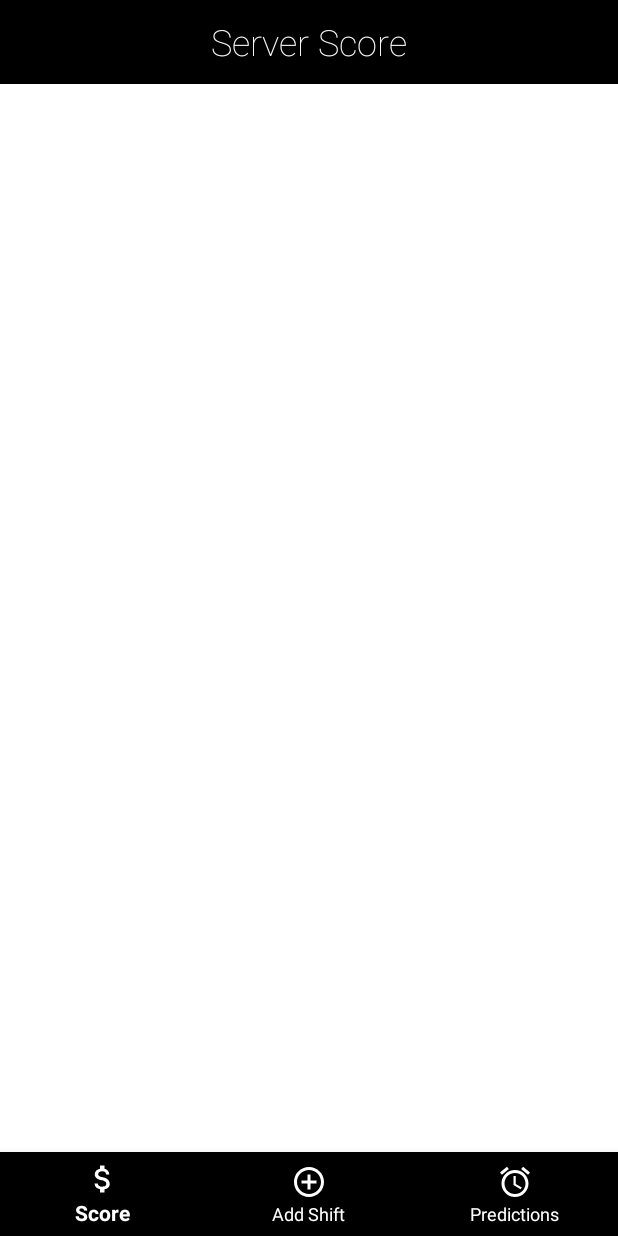
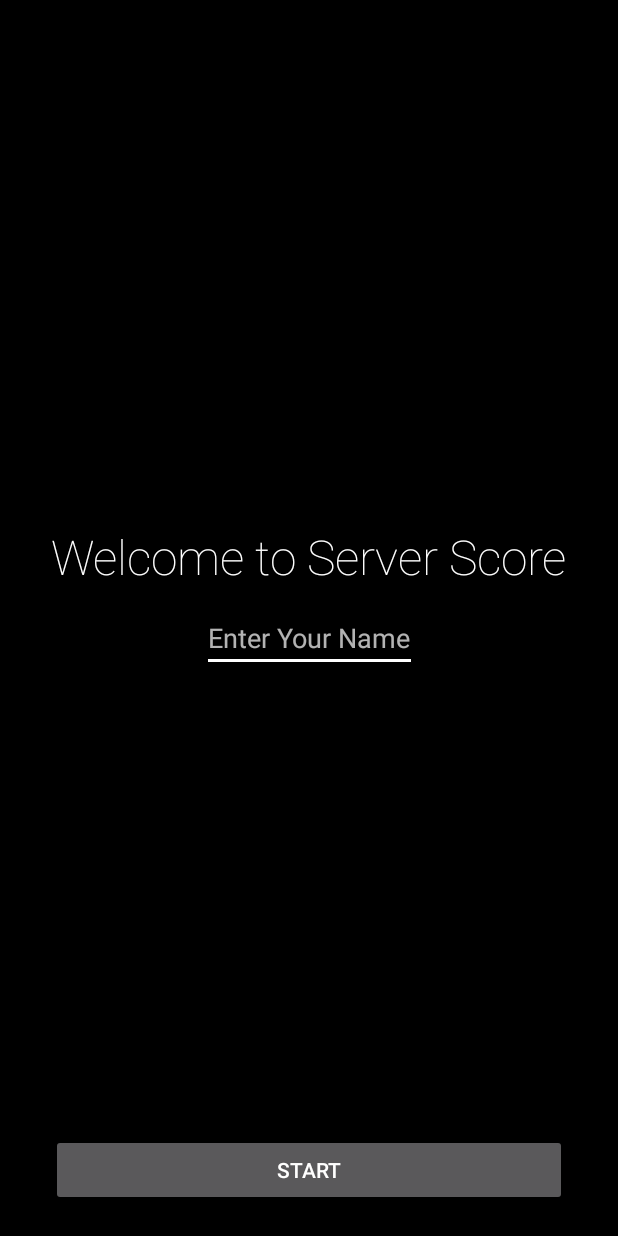
Before and after one commit to ZacBuresh/ServerScore, an Android app: the screen it shows after launch (MainActivity), on a phone screen of 412 x 824 dp. Run offline under Robolectric (Android 15) with nearby library versions, the phone set to English and light mode, and no system bars.

Commit message:
Added the home screen. Navigation is now functional.

```diff
--- a/app/build.gradle
+++ b/app/build.gradle
@@ -24,7 +24,7 @@ android {
 
 dependencies {
     implementation fileTree(dir: 'libs', include: ['*.jar'])
-    implementation"org.jetbrains.kotlin:kotlin-stdlib-jdk7:$kotlin_version"
+    implementation "org.jetbrains.kotlin:kotlin-stdlib-jdk7:$kotlin_version"
     implementation 'androidx.appcompat:appcompat:1.1.0'
     implementation 'androidx.core:core-ktx:1.2.0'
     implementation 'androidx.constraintlayout:constraintlayout:1.1.3'
--- a/app/src/main/AndroidManifest.xml
+++ b/app/src/main/AndroidManifest.xml
@@ -9,6 +9,9 @@
         android:roundIcon="@mipmap/ic_launcher_round"
         android:supportsRtl="true"
         android:theme="@style/AppTheme">
+        <activity android:name=".score.ScoreActivity"></activity>
+        <activity android:name=".predictions.PredictionsActivity" />
+        <activity android:name=".add.AddActivity" />
         <activity android:name=".MainActivity">
             <intent-filter>
                 <action android:name="android.intent.action.MAIN" />
--- a/app/src/main/java/com/example/server_score/MainActivity.kt
+++ b/app/src/main/java/com/example/server_score/MainActivity.kt
@@ -1,22 +1,27 @@
 package com.example.server_score
 
+import android.content.Intent
 import android.os.Bundle
 import androidx.appcompat.app.AppCompatActivity
-import androidx.appcompat.widget.Toolbar
-import com.google.android.material.bottomnavigation.BottomNavigationView
+import com.example.server_score.score.ScoreActivity
+import kotlinx.android.synthetic.main.activity_main.*
 
 
 class MainActivity : AppCompatActivity() {
 
-    lateinit var toolbar: Toolbar
+    private lateinit var username: String
 
     override fun onCreate(savedInstanceState: Bundle?) {
         super.onCreate(savedInstanceState)
         setContentView(R.layout.activity_main)
 
-        toolbar = findViewById(R.id.toolbar_score)
-        setSupportActionBar(toolbar)
-        val bottomNavigation: BottomNavigationView = findViewById(R.id.navigationView)
+        bt_start.setOnClickListener {
+            username = et_name.text.toString()
+            val intent = Intent(this, ScoreActivity::class.java)
+            intent.putExtra("USERNAME", username)
+            startActivity(intent)
+        }
+
     }
 
 }
--- a/app/src/main/res/layout/activity_main.xml
+++ b/app/src/main/res/layout/activity_main.xml
@@ -4,41 +4,41 @@
     xmlns:tools="http://schemas.android.com/tools"
     android:layout_width="match_parent"
     android:layout_height="match_parent"
-    tools:context=".MainActivity">
+    tools:context=".MainActivity"
+    android:background="@color/black">
 
-    <androidx.appcompat.widget.Toolbar
-        android:id="@+id/toolbar_score"
-        android:layout_width="match_parent"
+    <TextView
+        android:layout_width="wrap_content"
         android:layout_height="wrap_content"
-        android:background="@color/black"
-        app:titleTextColor="@color/white"
-        app:layout_constraintTop_toTopOf="parent">
+        android:id="@+id/tv_title"
+        app:layout_constraintStart_toStartOf="parent"
+        app:layout_constraintEnd_toEndOf="parent"
+        app:layout_constraintBottom_toTopOf="@id/et_name"
+        android:text="@string/welcome_to_server_score"
+        android:textSize="32sp"
+        android:textColor="@color/white"
+        android:fontFamily="sans-serif-thin"/>
 
-        <TextView
-            android:id="@+id/toolbar_title"
-            android:layout_width="wrap_content"
-            android:layout_height="wrap_content"
-            android:textColor="@color/white"
-            android:text="@string/server_score"
-            android:textSize="24sp"
-            android:layout_gravity="center"
-            android:fontFamily="sans-serif-thin"/>
+    <EditText
+        android:id="@+id/et_name"
+        android:layout_width="wrap_content"
+        android:layout_height="wrap_content"
+        android:layout_marginTop="16dp"
+        android:hint="@string/enter_your_name"
+        android:paddingTop="20dp"
+        app:layout_constraintEnd_toEndOf="parent"
+        app:layout_constraintBottom_toBottomOf="parent"
+        app:layout_constraintStart_toStartOf="parent"
+        app:layout_constraintTop_toTopOf="parent" />
 
-    </androidx.appcompat.widget.Toolbar>
-
-    <com.google.android.material.bottomnavigation.BottomNavigationView
-        android:id="@+id/navigationView"
+    <Button
         android:layout_width="0dp"
         android:layout_height="wrap_content"
-        android:layout_marginEnd="0dp"
-        android:layout_marginStart="0dp"
-        android:background="?android:attr/windowBackground"
+        android:id="@+id/bt_start"
+        android:text="@string/start"
+        app:layout_constraintStart_toStartOf="@id/tv_title"
+        app:layout_constraintEnd_toEndOf="@id/tv_title"
         app:layout_constraintBottom_toBottomOf="parent"
-        app:layout_constraintLeft_toLeftOf="parent"
-        app:layout_constraintRight_toRightOf="parent"
-        app:itemBackground="@color/black"
-        app:itemIconTint="@color/white"
-        app:itemTextColor="@color/white"
-        app:menu="@menu/navigation"/>
+        android:layout_marginBottom="20dp"/>
 
 </androidx.constraintlayout.widget.ConstraintLayout>
--- a/app/src/main/res/values/strings.xml
+++ b/app/src/main/res/values/strings.xml
@@ -6,4 +6,7 @@
     <string name="add_shift">Add Shift</string>
     <string name="score">Score</string>
     <string name="server_score">Server Score</string>
+    <string name="welcome_to_server_score">Welcome to Server Score</string>
+    <string name="enter_your_name">Enter Your Name</string>
+    <string name="start">Start</string>
 </resources>
```
Also changed, not shown: app/src/main/java/com/example/server_score/add/AddActivity.kt (added, +49 -0 lines), app/src/main/java/com/example/server_score/predictions/PredictionsActivity.kt (added, +49 -0 lines), app/src/main/java/com/example/server_score/score/ScoreActivity.kt (added, +53 -0 lines), app/src/main/res/layout/activity_add.xml (added, +55 -0 lines), app/src/main/res/layout/activity_predictions.xml (added, +55 -0 lines), app/src/main/res/layout/activity_score.xml (added, +55 -0 lines).
